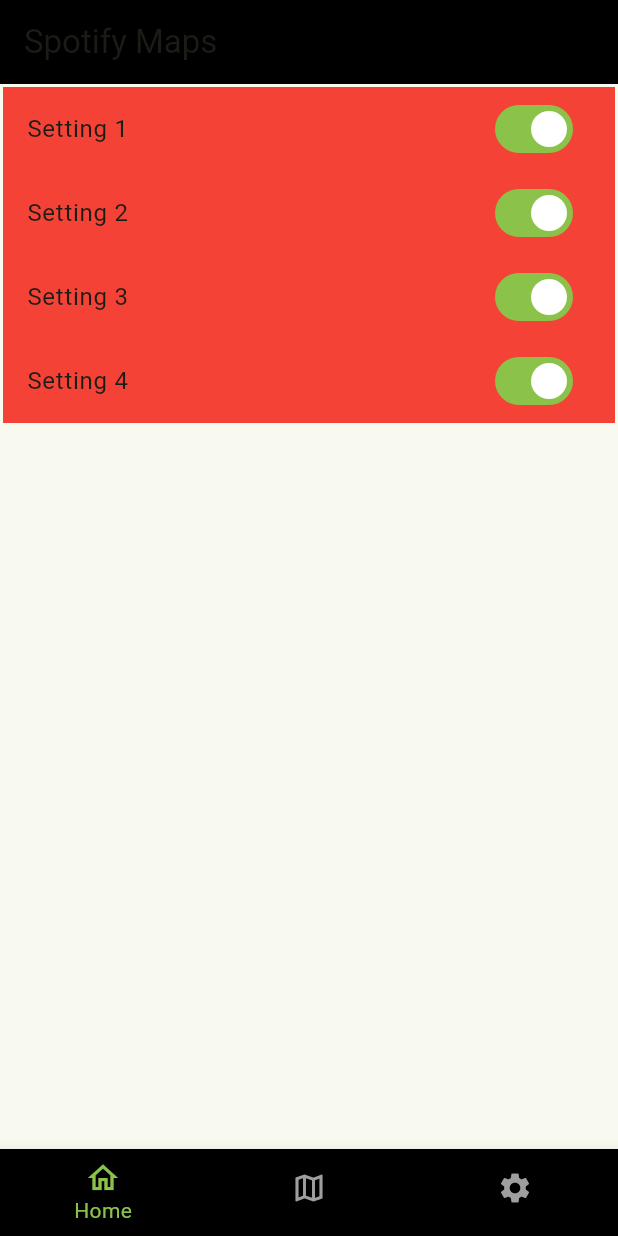
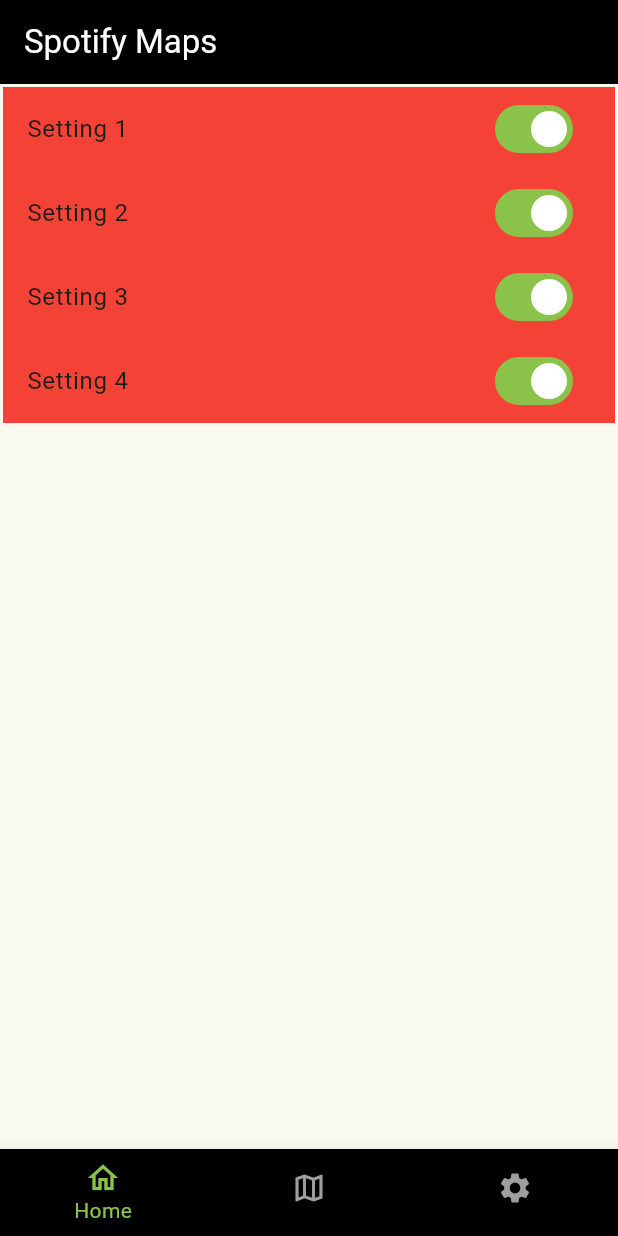
Before and after one commit to Kaiirros/Can-of-Beans, a Flutter app: the screen it shows after launch, swiped to page 3, on a phone screen of 412 x 824 dp. Run offline on Flutter 3.47's test engine with Material 3 defaults, Android fonts, the phone set to English and light mode, and no system bars.

Commit message:
Bottom Navbar changes

```diff
--- a/lib/src/components/bottom_navbar.dart
+++ b/lib/src/components/bottom_navbar.dart
@@ -66,7 +66,7 @@ class _NavigationExampleState extends State<NavigationExample> {
       backgroundColor: Colors.black,
       appBar: AppBar(
         backgroundColor: Colors.black,
-        title: const Text('Spotify Maps'),
+        title: const Text('Spotify Maps', style: TextStyle(color: Colors.white)),
       ),
       body: PageView(
         controller: _pageController,
```
